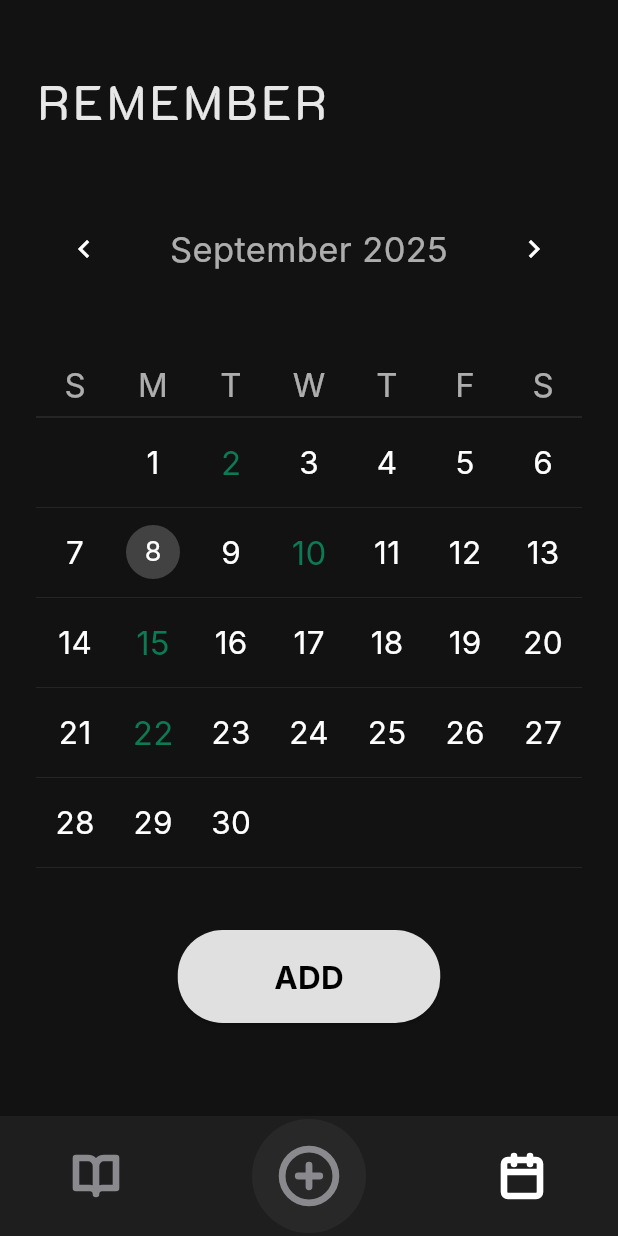
After one commit to AQueMark/flutter_app_1, a Flutter app: the screen it shows after launch, after a tap on an icon or button, on a phone screen of 412 x 824 dp. The commit adds this screen. Run offline on Flutter 3.47's test engine with Material 3 defaults, Android fonts, the phone set to English and light mode, and no system bars; drawn by our look-alikes of table_calendar; our stand-ins replace flutter_svg; Roboto replaces fonts that are missing (Inter).

Commit message:
feat: finish remember page & fix: Add visual feedback to custom central nav button

```diff
--- a/lib/main.dart
+++ b/lib/main.dart
@@ -1,6 +1,10 @@
 import 'package:flutter/material.dart';
 import 'package:flutter_svg/flutter_svg.dart';
-import 'package:flutter_app_1/screens/reflect_screen.dart'; // Correctly imported
+import 'package:flutter_app_1/screens/reflect_screen.dart';
+import 'package:flutter_app_1/screens/calendar_screen.dart';
+
+// Assuming you will create this file for the Lessons screen
+// import 'package:flutter_app_1/screens/lessons_screen.dart';
 
 void main() {
   runApp(const MyApp());
@@ -16,7 +20,6 @@ class MyApp extends StatelessWidget {
       theme: ThemeData(
         brightness: Brightness.dark,
         scaffoldBackgroundColor: const Color(0xFF121212),
-        // Set a default font, but individual Text widgets can override this
         fontFamily: 'Inter',
       ),
       home: const MainScreen(),
@@ -32,27 +35,19 @@ class MainScreen extends StatefulWidget {
 }
 
 class _MainScreenState extends State<MainScreen> {
-  // We now have 3 primary screens, so we manage the index from 0 to 2.
-  int _selectedIndex = 0; // Start on Lessons screen
+  int _selectedIndex = 0;
 
-  // The list of all three screens our app will have.
   final List<Widget> _screenWidgets = [
     // Placeholder for Lessons Screen
     const Scaffold(
       backgroundColor: Color(0xFF121212),
       body: Center(child: Text('Lessons Screen', style: TextStyle(color: Colors.white))),
     ),
-    // The real Reflect screen
     const ReflectScreen(),
-    // Placeholder for Calendar Screen
-    const Scaffold(
-      backgroundColor: Color(0xFF121212),
-      body: Center(child: Text('Calendar Screen', style: TextStyle(color: Colors.white))),
-    ),
+    const CalendarScreen(),
   ];
 
   void _onItemTapped(int index) {
-    // When a tab is tapped, we simply update the state to show the corresponding screen.
     setState(() {
       _selectedIndex = index;
     });
@@ -61,7 +56,6 @@ class _MainScreenState extends State<MainScreen> {
   @override
   Widget build(BuildContext context) {
     return Scaffold(
-      // The body now shows one of our three main screens based on the selected index.
       body: _screenWidgets[_selectedIndex],
       bottomNavigationBar: BottomAppBar(
         color: const Color(0xFF1E1E1E).withOpacity(0.98),
@@ -79,11 +73,9 @@ class _MainScreenState extends State<MainScreen> {
                 height: 32,
               ),
             ),
-            // We need a dummy IconButton for the central space to ensure correct alignment.
-            // It's disabled with an empty onPressed.
             IconButton(
               onPressed: null,
-              icon: const SizedBox(width: 60), // Spacer
+              icon: const SizedBox(width: 60),
             ),
             IconButton(
               onPressed: () => _onItemTapped(2),
@@ -99,21 +91,79 @@ class _MainScreenState extends State<MainScreen> {
       floatingActionButtonLocation: FloatingActionButtonLocation.centerDocked,
       floatingActionButton: Transform.translate(
         offset: const Offset(0, 40),
-        child: GestureDetector(
-          onTap: () => _onItemTapped(1), // Tapping this selects the middle screen (ReflectScreen)
+        // We now use our new custom widget here
+        child: CustomCentralButton(
+          onTap: () => _onItemTapped(1),
+          isSelected: _selectedIndex == 1,
+        ),
+      ),
+    );
+  }
+}
+
+// -----------------------------------------------------------------
+// NEW CUSTOM BUTTON WIDGET
+// This widget handles its own press and release animations.
+// -----------------------------------------------------------------
+class CustomCentralButton extends StatefulWidget {
+  final VoidCallback onTap;
+  final bool isSelected;
+
+  const CustomCentralButton({
+    super.key,
+    required this.onTap,
+    required this.isSelected,
+  });
+
+  @override
+  State<CustomCentralButton> createState() => _CustomCentralButtonState();
+}
+
+class _CustomCentralButtonState extends State<CustomCentralButton> {
+  bool _isPressed = false;
+
+  @override
+  Widget build(BuildContext context) {
+    return GestureDetector(
+      onTapDown: (_) {
+        setState(() {
+          _isPressed = true;
+        });
+      },
+      onTapUp: (_) {
+        setState(() {
+          _isPressed = false;
+        });
+        widget.onTap();
+      },
+      onTapCancel: () {
+        setState(() {
+          _isPressed = false;
+        });
+      },
+      child: AnimatedScale(
+        scale: _isPressed ? 0.9 : 1.0, // Shrinks when pressed
+        duration: const Duration(milliseconds: 150),
         child: Container(
           width: 76,
           height: 76,
-            decoration: const BoxDecoration(
-              color: Color(0xFF282828),
+          decoration: BoxDecoration(
+            color: const Color(0xFF282828),
             shape: BoxShape.circle,
+            boxShadow: [
+              if (_isPressed) // Adds a subtle glow when pressed
+                BoxShadow(
+                  color: Colors.black.withOpacity(0.5),
+                  blurRadius: 10,
+                  spreadRadius: 2,
+                )
+            ],
           ),
           child: Center(
             child: SvgPicture.asset(
-                _selectedIndex == 1 ? 'assets/icons/add_icon_white.svg' : 'assets/icons/add_icon_grey.svg',
+              widget.isSelected ? 'assets/icons/add_icon_white.svg' : 'assets/icons/add_icon_grey.svg',
               width: 43,
               height: 43,
-              ),
             ),
           ),
         ),
--- /dev/null
+++ b/lib/screens/calendar_screen.dart
@@ -0,0 +1,157 @@
+import 'package:flutter/material.dart';
+import 'package:intl/intl.dart';
+import 'package:table_calendar/table_calendar.dart';
+
+class CalendarScreen extends StatefulWidget {
+  const CalendarScreen({super.key});
+
+  @override
+  State<CalendarScreen> createState() => _CalendarScreenState();
+}
+
+class _CalendarScreenState extends State<CalendarScreen> {
+  DateTime _selectedDay = DateTime.now();
+  DateTime _focusedDay = DateTime.now();
+
+  final List<DateTime> _daysWithEntries = [
+    DateTime.utc(2025, 9, 2),
+    DateTime.utc(2025, 9, 10),
+    DateTime.utc(2025, 9, 15),
+    DateTime.utc(2025, 9, 22),
+  ];
+
+  @override
+  Widget build(BuildContext context) {
+    final bool hasEntry = _daysWithEntries.any((day) => isSameDay(day, _selectedDay));
+
+    return SafeArea(
+      child: Padding(
+        padding: const EdgeInsets.symmetric(horizontal: 24.0),
+        child: Column(
+          crossAxisAlignment: CrossAxisAlignment.start,
+          children: [
+            const SizedBox(height: 44),
+            const Text(
+              'REMEMBER',
+              style: TextStyle(
+                color: Color(0xFCEAEAEA),
+                fontSize: 32,
+                fontFamily: 'K2D',
+                fontWeight: FontWeight.w400,
+                letterSpacing: 2.40,
+              ),
+            ),
+            const SizedBox(height: 36),
+            Container(
+              decoration: BoxDecoration(
+                border: Border(
+                  bottom: BorderSide(color: const Color.fromARGB(255, 44, 44, 44), width: 0.5),
+                ),
+              ),
+              child: TableCalendar(
+                firstDay: DateTime.utc(2020, 1, 1),
+                lastDay: DateTime.utc(2030, 12, 31),
+                focusedDay: _focusedDay,
+                calendarFormat: CalendarFormat.month,
+                selectedDayPredicate: (day) => isSameDay(_selectedDay, day),
+                onDaySelected: (selectedDay, focusedDay) {
+                  setState(() {
+                    _selectedDay = selectedDay;
+                    _focusedDay = focusedDay;
+                  });
+                },
+                rowHeight: 60,
+                daysOfWeekHeight: 44.0,
+                // --- STYLING SECTION ---
+                headerStyle: HeaderStyle(
+                  formatButtonVisible: false,
+                  titleCentered: true,
+                  titleTextStyle: const TextStyle(
+                    color: Color(0xB7EAEAEA),
+                    fontSize: 23,
+                    fontFamily: 'Inter',
+                    fontWeight: FontWeight.w400,
+                  ),
+                  headerPadding: const EdgeInsets.only(top: 16.0, bottom: 44.0),
+                ),
+                daysOfWeekStyle: DaysOfWeekStyle( // CONST REMOVED
+                  weekdayStyle: const TextStyle(color: Color(0xB7EAEAEA), fontSize: 24),
+                  weekendStyle: const TextStyle(color: Color(0xB7EAEAEA), fontSize: 24),
+                  decoration: BoxDecoration(
+                     border: Border(bottom: BorderSide(color: const Color.fromARGB(255, 44, 44, 44), width: 0.5)),
+                  )
+                ),
+                calendarStyle: CalendarStyle( // CONST REMOVED
+                  defaultTextStyle: const TextStyle(color: Colors.white, fontSize: 21),
+                  weekendTextStyle: const TextStyle(color: Colors.white, fontSize: 21),
+                  outsideDaysVisible: false,
+                   rowDecoration: BoxDecoration(
+                     border: Border(top: BorderSide(color: const Color.fromARGB(255, 44, 44, 44), width: 0.5)),
+                   )
+                ),
+                calendarBuilders: CalendarBuilders(
+                  dowBuilder: (context, day) {
+                    final text = DateFormat.E().format(day);
+                    return Center(
+                      child: Text(
+                        text.substring(0, 1),
+                        style: const TextStyle(color: Color(0xB7EAEAEA), fontSize: 22),
+                      ),
+                    );
+                  },
+                  defaultBuilder: (context, day, focusedDay) {
+                    if (_daysWithEntries.any((entryDay) => isSameDay(entryDay, day))) {
+                      return Center(
+                        child: Text(
+                          '${day.day}',
+                          style: const TextStyle(color: Color.fromARGB(255, 12, 122, 83), fontSize: 22),
+                        ),
+                      );
+                    }
+                    return null;
+                  },
+                  selectedBuilder: (context, date, events) => Container(
+                    margin: const EdgeInsets.all(8.0),
+                    alignment: Alignment.center,
+                    decoration: BoxDecoration(
+                      color: Colors.grey.shade800,
+                      shape: BoxShape.circle,
+                    ),
+                    child: Text('${date.day}', style: const TextStyle(color: Colors.white, fontSize: 18)),
+                  ),
+                ),
+              ),
+            ),
+            const Spacer(),
+            Center(
+              child:SizedBox(
+                width:175,
+              child: ElevatedButton(
+                onPressed: () {
+                  print('Button tapped for date: $_selectedDay');
+                },
+                style: ElevatedButton.styleFrom(
+                  backgroundColor: const Color(0xFFE0E0E0),
+                  foregroundColor: Colors.black,
+                  shape: RoundedRectangleBorder(
+                    borderRadius: BorderRadius.circular(30),
+                  ),
+                  padding: const EdgeInsets.symmetric(horizontal: 60, vertical: 16),
+                ),
+                child: Text(
+                  hasEntry ? 'VIEW' : 'ADD',
+                  style: const TextStyle(
+                    fontFamily: 'Inter',
+                    fontWeight: FontWeight.bold,
+                    fontSize: 21,
+                  ),
+                ),
+              ),
+            )),
+            const SizedBox(height: 62),
+          ],
+        ),
+      ),
+    );
+  }
+}
--- a/lib/screens/reflect_screen.dart
+++ b/lib/screens/reflect_screen.dart
@@ -74,7 +74,7 @@ class _ReflectScreenState extends State<ReflectScreen> {
                     formattedDate,
                     style: const TextStyle(
                       color: Color(0xB7EAEAEA),
-                      fontSize: 18,
+                      fontSize: 21,
                       fontFamily: 'Inter',
                       fontWeight: FontWeight.w400,
                     ),
--- a/pubspec.yaml
+++ b/pubspec.yaml
@@ -36,7 +36,8 @@ dependencies:
   # Use with the CupertinoIcons class for iOS style icons.
   cupertino_icons: ^1.0.8
   flutter_svg: ^2.2.1
-  intl: ^0.20.2
+  intl: 0.18.1
+  table_calendar: 3.0.9
 
 dev_dependencies:
   flutter_test:
```
Also changed, not shown: pubspec.lock. Lines whose indentation alone changed are shown as unchanged.
